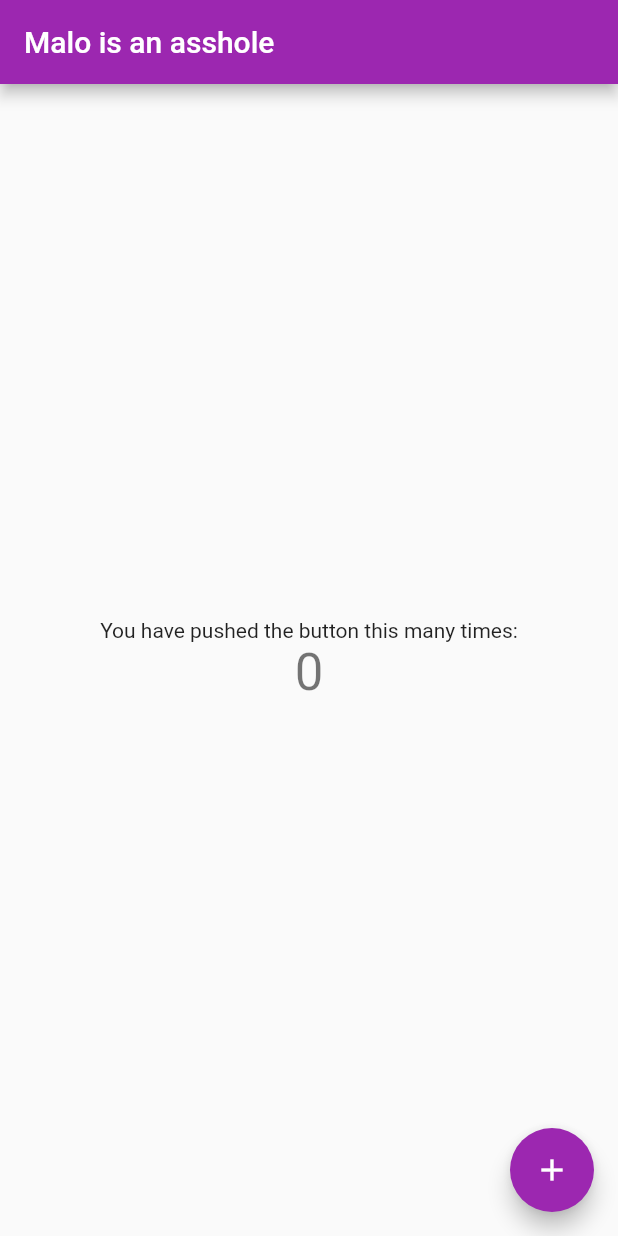
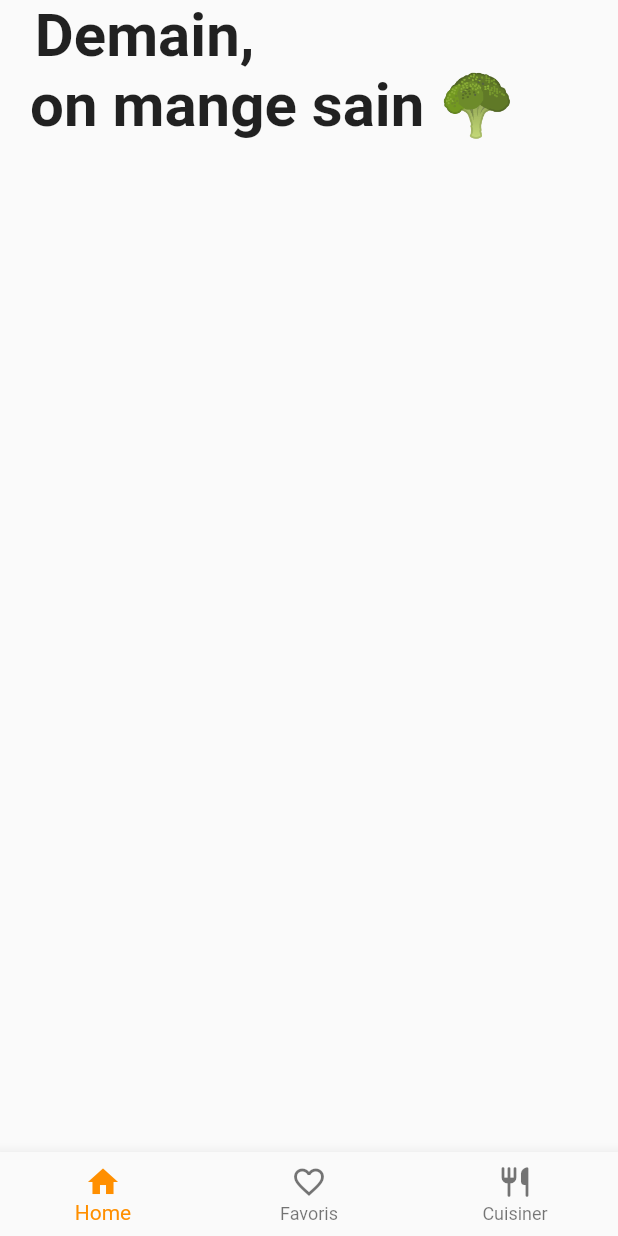
Before and after one commit to Harold-Gang/studeat, a Flutter app: the screen it shows after launch, on a phone screen of 412 x 824 dp. Run offline on Flutter 3.47's test engine with Material 2 defaults, Android fonts, the light colour scheme and no system bars.

Commit message:
ADD home title

```diff
--- /dev/null
+++ b/lib/home_page.dart
@@ -0,0 +1,34 @@
+import 'package:flutter/material.dart';
+
+class HomePage extends StatefulWidget {
+  const HomePage({super.key});
+
+  @override
+  State<HomePage> createState() => _HomePageState();
+}
+
+class _HomePageState extends State<HomePage> {
+
+  @override
+  Widget build(BuildContext context) {
+    return Scaffold(
+      body: SafeArea(
+        child: Container(
+          alignment: Alignment.topLeft,
+          child: Column(
+            children: const [
+              Padding(
+                padding: EdgeInsets.only(right: 150), //apply padding to some sides only
+                child: Text("Demain,", style: TextStyle(fontSize: 40, fontWeight: FontWeight.bold)),
+              ),
+              Padding(
+                padding: EdgeInsets.only(left: 20), //apply padding to some sides only
+                child: Text("on mange sain 🥦", style: TextStyle(fontSize: 40, fontWeight: FontWeight.bold)),
+              ),
+            ],
+          ),
+        ),
+      ),
+    );
+  }
+}
--- a/lib/main.dart
+++ b/lib/main.dart
@@ -1,3 +1,4 @@
+import 'package:app/home_page.dart';
 import 'package:flutter/material.dart';
 
 void main() {
@@ -7,109 +8,66 @@ void main() {
 class MyApp extends StatelessWidget {
   const MyApp({super.key});
 
-  // This widget is the root of your application.
   @override
   Widget build(BuildContext context) {
     return MaterialApp(
-      title: 'Flutter Demo',
-      theme: ThemeData(
-        // This is the theme of your application.
-        //
-        // Try running your application with "flutter run". You'll see the
-        // application has a blue toolbar. Then, without quitting the app, try
-        // changing the primarySwatch below to Colors.green and then invoke
-        // "hot reload" (press "r" in the console where you ran "flutter run",
-        // or simply save your changes to "hot reload" in a Flutter IDE).
-        // Notice that the counter didn't reset back to zero; the application
-        // is not restarted.
-        primarySwatch: Colors.purple,
-      ),
-      home: const MyHomePage(title: 'Malo is an asshole'),
+      home: const RootPage(),
+      debugShowCheckedModeBanner: false,
+      theme: ThemeData(primarySwatch: Colors.green),
     );
   }
 }
 
-class MyHomePage extends StatefulWidget {
-  const MyHomePage({super.key, required this.title});
-
-  // This widget is the home page of your application. It is stateful, meaning
-  // that it has a State object (defined below) that contains fields that affect
-  // how it looks.
-
-  // This class is the configuration for the state. It holds the values (in this
-  // case the title) provided by the parent (in this case the App widget) and
-  // used by the build method of the State. Fields in a Widget subclass are
-  // always marked "final".
-
-  final String title;
+class RootPage extends StatefulWidget {
+  const RootPage({super.key});
 
   @override
-  State<MyHomePage> createState() => _MyHomePageState();
+  State<RootPage> createState() => _RootPageState();
 }
 
-class _MyHomePageState extends State<MyHomePage> {
-  int _counter = 0;
+class _RootPageState extends State<RootPage> {
+  int currentPage = 0;
 
-  void _incrementCounter() {
+  void _changePage(int index) {
     setState(() {
-      // This call to setState tells the Flutter framework that something has
-      // changed in this State, which causes it to rerun the build method below
-      // so that the display can reflect the updated values. If we changed
-      // _counter without calling setState(), then the build method would not be
-      // called again, and so nothing would appear to happen.
-      _counter++;
+      currentPage = index;
     });
   }
 
+  List<Widget> pages = const [
+    HomePage(),
+  ];
+
   @override
   Widget build(BuildContext context) {
-    // This method is rerun every time setState is called, for instance as done
-    // by the _incrementCounter method above.
-    //
-    // The Flutter framework has been optimized to make rerunning build methods
-    // fast, so that you can just rebuild anything that needs updating rather
-    // than having to individually change instances of widgets.
     return Scaffold(
-      appBar: AppBar(
-        // Here we take the value from the MyHomePage object that was created by
-        // the App.build method, and use it to set our appbar title.
-        title: Text(widget.title),
+      // appBar: AppBar(
+      //   title: const Text('Studeat'),
+      // ),
+      body: pages[currentPage],
+      bottomNavigationBar: BottomNavigationBar(
+        items: const <BottomNavigationBarItem>[
+          BottomNavigationBarItem(
+            icon: Icon(Icons.home),
+            label: 'Home',
+          ),
+          BottomNavigationBarItem(
+            icon: Icon(Icons.favorite_border_outlined),
+            label: 'Favoris',
+          ),
+          BottomNavigationBarItem(
+            icon: Icon(Icons.restaurant_rounded),
+            label: 'Cuisiner',
+          ),
+          // BottomNavigationBarItem(
+          //   icon: Icon(Icons.verified_user_outlined),
+          //   label: 'Profile',
+          // ),
+        ],
+        currentIndex: currentPage,
+        selectedItemColor: Colors.amber[800],
+        onTap: _changePage,
       ),
-      body: Center(
-        // Center is a layout widget. It takes a single child and positions it
-        // in the middle of the parent.
-        child: Column(
-          // Column is also a layout widget. It takes a list of children and
-          // arranges them vertically. By default, it sizes itself to fit its
-          // children horizontally, and tries to be as tall as its parent.
-          //
-          // Invoke "debug painting" (press "p" in the console, choose the
-          // "Toggle Debug Paint" action from the Flutter Inspector in Android
-          // Studio, or the "Toggle Debug Paint" command in Visual Studio Code)
-          // to see the wireframe for each widget.
-          //
-          // Column has various properties to control how it sizes itself and
-          // how it positions its children. Here we use mainAxisAlignment to
-          // center the children vertically; the main axis here is the vertical
-          // axis because Columns are vertical (the cross axis would be
-          // horizontal).
-          mainAxisAlignment: MainAxisAlignment.center,
-          children: <Widget>[
-            const Text(
-              'You have pushed the button this many times:',
-            ),
-            Text(
-              '$_counter',
-              style: Theme.of(context).textTheme.headlineMedium,
-            ),
-          ],
-        ),
-      ),
-      floatingActionButton: FloatingActionButton(
-        onPressed: _incrementCounter,
-        tooltip: 'Increment',
-        child: const Icon(Icons.add),
-      ), // This trailing comma makes auto-formatting nicer for build methods.
     );
   }
 }
```
